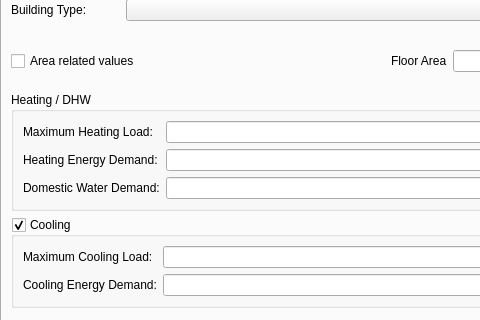
Before: the Qt Designer form SIM-VICUS/src/SVNetworkComponentEditWidget.ui in Brockaaa/SIM-VICUS, drawn with Qt 5; both pictures show x 0 to 480 and y 112 to 432 of the 728 by 1065 pixel window.
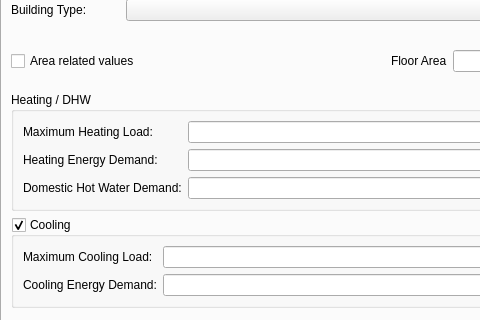
After: the same form once the commit is applied. The open tabs and pages were chosen to show the change. Icons and pictures are not drawn. Custom widgets are drawn as their Qt base class.

Commit message: SVNetworkComponentEditWidget: plot now displays cooling demand

```diff
--- a/SIM-VICUS/src/SVNetworkComponentEditWidget.ui
+++ b/SIM-VICUS/src/SVNetworkComponentEditWidget.ui
@@ -959,7 +959,7 @@
                      <item row="2" column="0">
                       <widget class="QLabel" name="labelHeatLossSplineDomesticHotWaterDemand">
                        <property name="text">
-                        <string>Domestic Water Demand:</string>
+                        <string>Domestic Hot Water Demand:</string>
                        </property>
                       </widget>
                      </item>
```
The commit also changes 2 other files.
